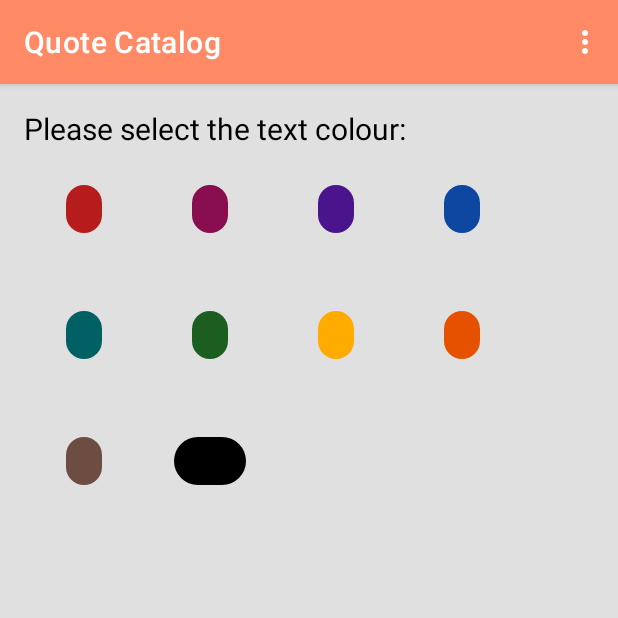
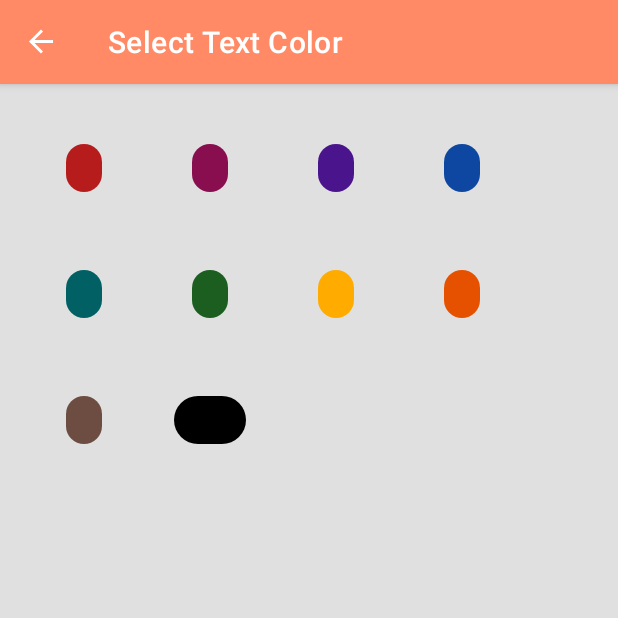
Before and after one commit to cek333/Quote_Catalog_Android_Kotlin_Edition, an Android app: the TxtColorFragment screen opened through its navigation route, on a phone screen of 412 x 824 dp, the top half of it. Run offline under Robolectric (Android 15) with nearby library versions, the phone set to English and light mode, and no system bars; our stand-ins replace Room's generated code, data binding, navigation-ui; 3 statements that could not run were skipped.

Commit message:
added up button navigation

```diff
--- a/app/src/main/java/com/example/android/quote_catalog/MainActivity.kt
+++ b/app/src/main/java/com/example/android/quote_catalog/MainActivity.kt
@@ -7,6 +7,10 @@ import android.widget.Toast
 import androidx.activity.result.ActivityResultLauncher
 import androidx.activity.result.contract.ActivityResultContracts
 import androidx.appcompat.app.AppCompatActivity
+import androidx.appcompat.widget.Toolbar
+import androidx.navigation.fragment.NavHostFragment
+import androidx.navigation.ui.AppBarConfiguration
+import androidx.navigation.ui.NavigationUI
 
 class MainActivity : AppCompatActivity() {
 
@@ -15,7 +19,14 @@ class MainActivity : AppCompatActivity() {
   override fun onCreate(savedInstanceState: Bundle?) {
     super.onCreate(savedInstanceState)
     setContentView(R.layout.activity_main)
-    setSupportActionBar(findViewById(R.id.toolbar))
+    // setSupportActionBar(findViewById(R.id.toolbar))
+
+    val navHostFragment =
+      supportFragmentManager.findFragmentById(R.id.nav_host_fragment) as NavHostFragment
+    val navController = navHostFragment.navController
+    val appBarConfiguration = AppBarConfiguration(navController.graph)
+    val toolbar = findViewById<Toolbar>(R.id.toolbar)
+    NavigationUI.setupWithNavController(toolbar, navController, appBarConfiguration)
 
     // Register the permissions callback, which handles the user's response to the
     // system permissions dialog.
--- a/app/src/main/res/layout/fragment_bg_color.xml
+++ b/app/src/main/res/layout/fragment_bg_color.xml
@@ -13,13 +13,13 @@
         android:paddingEnd="@dimen/generalMarginEnd"
         tools:context=".create.BgColorFragment">
 
-        <TextView
-            android:id="@+id/colorSelectText"
-            android:layout_width="match_parent"
-            android:layout_height="wrap_content"
-            android:text="@string/bg_select_text"
-            android:textColor="@color/black"
-            android:textSize="@dimen/titleTextSize" />
+<!--        <TextView-->
+<!--            android:id="@+id/colorSelectText"-->
+<!--            android:layout_width="match_parent"-->
+<!--            android:layout_height="wrap_content"-->
+<!--            android:text="@string/bg_select_text"-->
+<!--            android:textColor="@color/black"-->
+<!--            android:textSize="@dimen/titleTextSize" />-->
 
         <com.google.android.material.chip.ChipGroup
             android:id="@+id/bg_colors"
--- a/app/src/main/res/layout/fragment_txt_color.xml
+++ b/app/src/main/res/layout/fragment_txt_color.xml
@@ -13,13 +13,13 @@
         android:paddingEnd="@dimen/generalMarginEnd"
         tools:context=".create.TxtColorFragment">
 
-        <TextView
-            android:id="@+id/colorSelectText"
-            android:layout_width="match_parent"
-            android:layout_height="wrap_content"
-            android:text="@string/color_select_text"
-            android:textColor="@color/black"
-            android:textSize="@dimen/titleTextSize" />
+<!--        <TextView-->
+<!--            android:id="@+id/colorSelectText"-->
+<!--            android:layout_width="match_parent"-->
+<!--            android:layout_height="wrap_content"-->
+<!--            android:text="@string/color_select_text"-->
+<!--            android:textColor="@color/black"-->
+<!--            android:textSize="@dimen/titleTextSize" />-->
 
         <com.google.android.material.chip.ChipGroup
             android:id="@+id/txt_colors"
--- a/app/src/main/res/navigation/nav_graph.xml
+++ b/app/src/main/res/navigation/nav_graph.xml
@@ -30,19 +30,21 @@
     <fragment
         android:id="@+id/BgColorFragment"
         android:name="com.example.android.quote_catalog.create.BgColorFragment"
-        android:label="BgColorFragment"
-        tools:layout="@layout/fragment_bg_color" >
+        android:label="@string/bg_color_fragment_label"
+        tools:layout="@layout/fragment_bg_color">
         <action
             android:id="@+id/action_BgColorFragment_to_CreateFragment"
-            app:destination="@id/CreateFragment" />
+            app:destination="@id/CreateFragment"
+            app:popUpTo="@id/BrowseFragment" />
     </fragment>
     <fragment
         android:id="@+id/TxtColorFragment"
         android:name="com.example.android.quote_catalog.create.TxtColorFragment"
-        android:label="TxtColorFragment"
-        tools:layout="@layout/fragment_txt_color" >
+        android:label="@string/txt_color_fragment_label"
+        tools:layout="@layout/fragment_txt_color">
         <action
             android:id="@+id/action_TxtColorFragment_to_CreateFragment"
-            app:destination="@id/CreateFragment" />
+            app:destination="@id/CreateFragment"
+            app:popUpTo="@id/BrowseFragment" />
     </fragment>
 </navigation>
--- a/app/src/main/res/values/strings.xml
+++ b/app/src/main/res/values/strings.xml
@@ -14,6 +14,9 @@
     <!-- Strings used for fragments for navigation -->
     <string name="browse_fragment_label">Browse Quotes</string>
     <string name="create_fragment_label">Create Quote</string>
+    <string name="bg_color_fragment_label">Select Background Colour</string>
+    <string name="txt_color_fragment_label">Select Text Color</string>
+    <!-- Strings for Fragments -->
     <string name="browse_intro">Browse Quotes, Search Quotes,\nand Add (+) Quotes</string>
     <string name="browse_search_hint">Search Quotes</string>
     <string name="browse_btn_search">Search</string>
```
